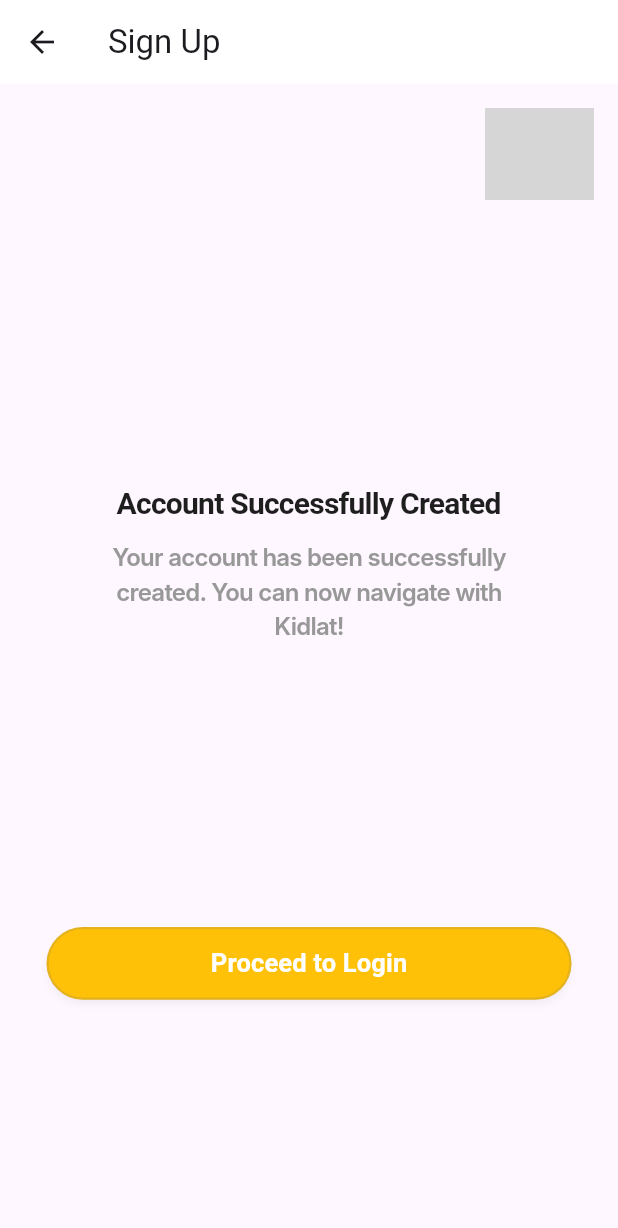
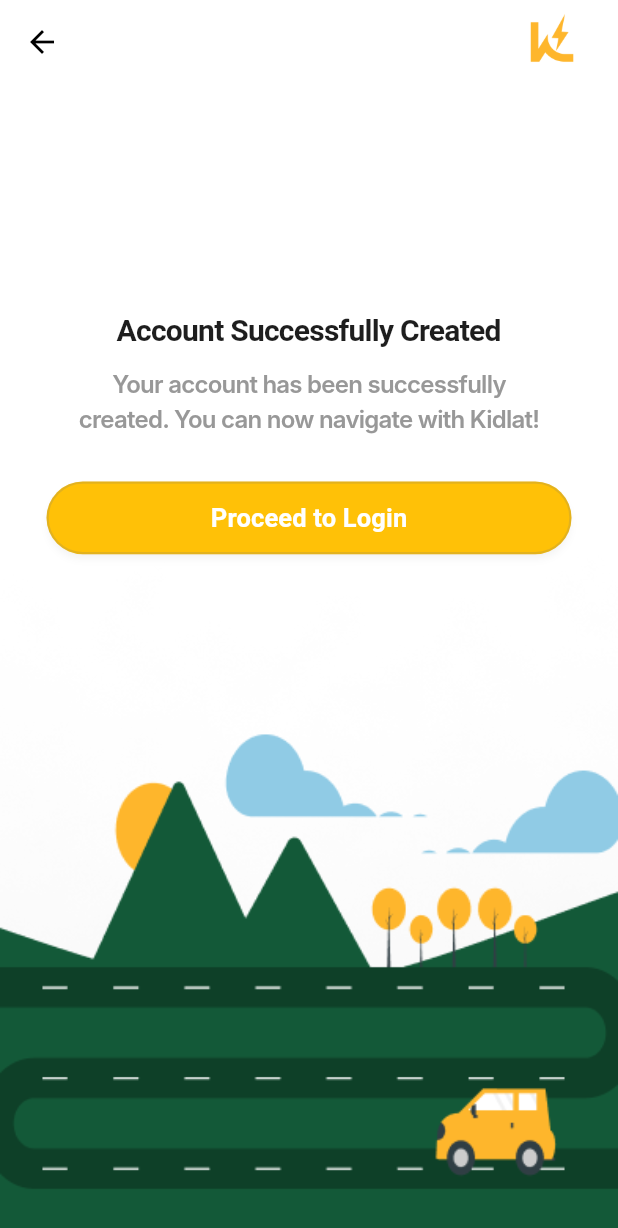
Before and after one commit to stefsantos/kidlat2, a Flutter app: the SignUpPage3 screen opened directly, on a phone screen of 412 x 824 dp. Shown: the top 1228 px of the screen. Run offline on Flutter 3.47's test engine with Material 3 defaults, Android fonts, the phone set to English and light mode, and no system bars; our stand-ins replace firebase_auth, firebase_core, fluttertoast, google_maps_flutter, location, vector_graphics; missing offline and left inert: flutter_polyline_points; accounts and stored records are empty; Roboto replaces fonts that are missing (Inter, Poppins); grey boxes are pictures that could not be loaded.

Commit message:
fixed layout of signup pages + added assets

```diff
--- a/lib/pages/SignUpPages/SignUp3.dart
+++ b/lib/pages/SignUpPages/SignUp3.dart
@@ -6,45 +6,55 @@ class SignUpPage3 extends StatelessWidget {
   @override
   Widget build(BuildContext context) {
     return Scaffold(
+      backgroundColor: Colors.white,
       appBar: AppBar(
-        title: const Text('Sign Up'),
+        backgroundColor: Colors.white,
+        elevation: 0,
         leading: IconButton(
+          color: Colors.black,
           icon: const Icon(Icons.arrow_back),
           onPressed: () {
             Navigator.pushReplacementNamed(context, '/');
           },
         ),
-      ),
-      body: SingleChildScrollView(
-        child: Padding(
-          padding: const EdgeInsets.all(16.0),
-          child: Center(
-            child: Container(
-              height: MediaQuery.of(context).size.height,
-              decoration: ShapeDecoration(
-                shape: RoundedRectangleBorder(
-                  borderRadius: BorderRadius.circular(30),
+        actions: [
+          Padding(
+            padding: const EdgeInsets.only(right: 16.0),
+            child: Image.asset(
+              "assets/3.png",
+              height: 150.0,
+              fit: BoxFit.cover,
             ),
           ),
-              child: Column(
-                mainAxisAlignment: MainAxisAlignment.spaceBetween,
+        ],
+      ),
+      body: Stack(
         children: [
           Align(
-                    alignment: Alignment.topRight,
+            alignment: Alignment.bottomCenter,
             child: Container(
-                      width: 73,
-                      height: 61,
+              width: double.infinity, // Ensure the image container takes full width
+              height: 500, // Adjust height as needed
               decoration: BoxDecoration(
                 image: DecorationImage(
-                          image: NetworkImage("https://via.placeholder.com/73x61"),
-                          fit: BoxFit.fill,
+                  image: AssetImage("assets/roadtrip.png"),
+                  fit: BoxFit.cover, // Ensure proper scaling
                 ),
               ),
             ),
           ),
+          Align(
+            alignment: Alignment.topCenter, // Align content to the top
+            child: Padding(
+              padding: const EdgeInsets.symmetric(horizontal: 16.0),
+              child: Column(
+                mainAxisAlignment: MainAxisAlignment.start, // Align items at the start (top)
+                crossAxisAlignment: CrossAxisAlignment.center,
+                children: [
+                  SizedBox(height: 150), // Adjust this value to move the content higher
                   Container(
                     width: 322,
-                    padding: EdgeInsets.symmetric(horizontal: 10),
+                    padding: EdgeInsets.symmetric(horizontal: 0),
                     child: Column(
                       children: [
                         Text(
@@ -53,7 +63,7 @@ class SignUpPage3 extends StatelessWidget {
                             color: Color(0xFF1E1E1E),
                             fontSize: 20,
                             fontFamily: 'Poppins',
-                            fontWeight: FontWeight.w600,
+                            fontWeight: FontWeight.w700,
                             letterSpacing: -0.50,
                           ),
                         ),
@@ -72,14 +82,17 @@ class SignUpPage3 extends StatelessWidget {
                       ],
                     ),
                   ),
+                  SizedBox(height: 30),
                   TextButton(
                     onPressed: () {
                       print("Proceed to Login Button tapped!");
-                        Navigator.push(context,
+                      Navigator.push(
+                        context,
                         MaterialPageRoute(builder: (context) => LoginPage()),
                       );
                     },
-                    child: Text('Proceed to Login',
+                    child: Text(
+                      'Proceed to Login',
                       style: TextStyle(
                         fontSize: 17,
                         fontWeight: FontWeight.bold,
@@ -96,23 +109,15 @@ class SignUpPage3 extends StatelessWidget {
                         side: BorderSide(
                           color: Colors.grey.shade600.withOpacity(0.2),
                           width: 1.5,
-                        )
                         ),
                       ),
-                  ),
-                  Align(
-                    alignment: Alignment.bottomCenter,
-                    child: Container(
-                      width: 390,
-                      height: 41,
-                      padding: EdgeInsets.symmetric(horizontal: 128),
                     ),
                   ),
                 ],
               ),
             ),
           ),
-        ),
+        ],
       ),
     );
   }
```
Also changed, not shown: lib/pages/SignUpPages/SignUp.dart (+25 -13 lines), lib/pages/SignUpPages/SignUp2.dart (+16 -16 lines), assets/locationsearch.png (added), assets/roadtrip.png (added). Lines whose indentation alone changed are shown as unchanged.
